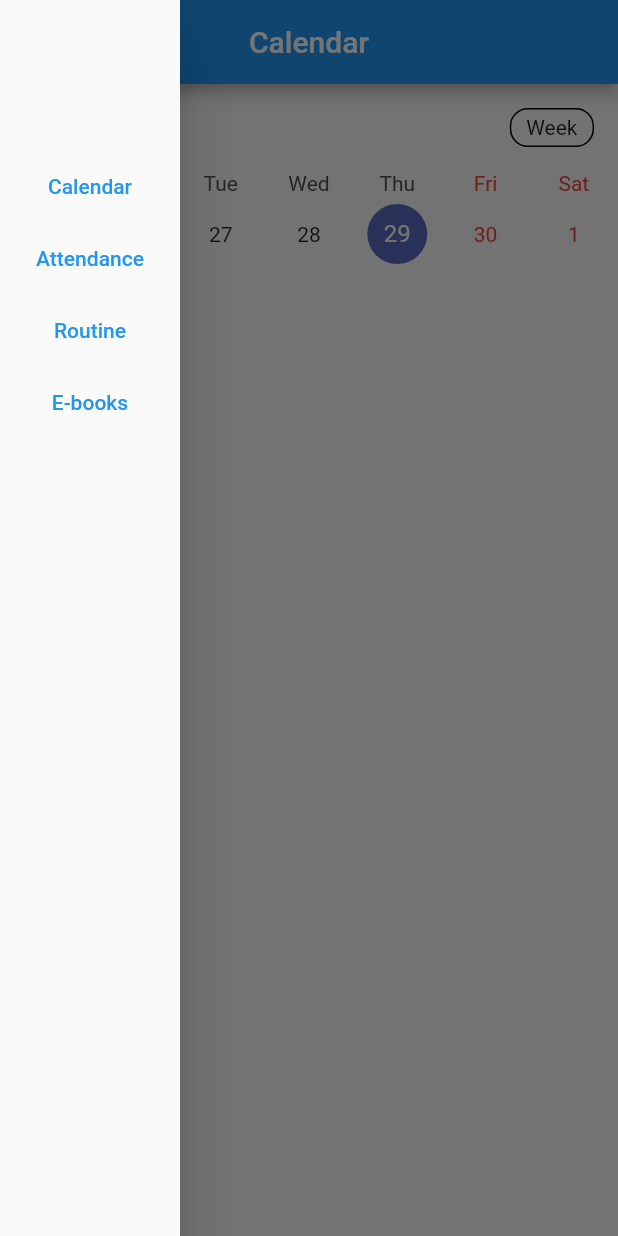
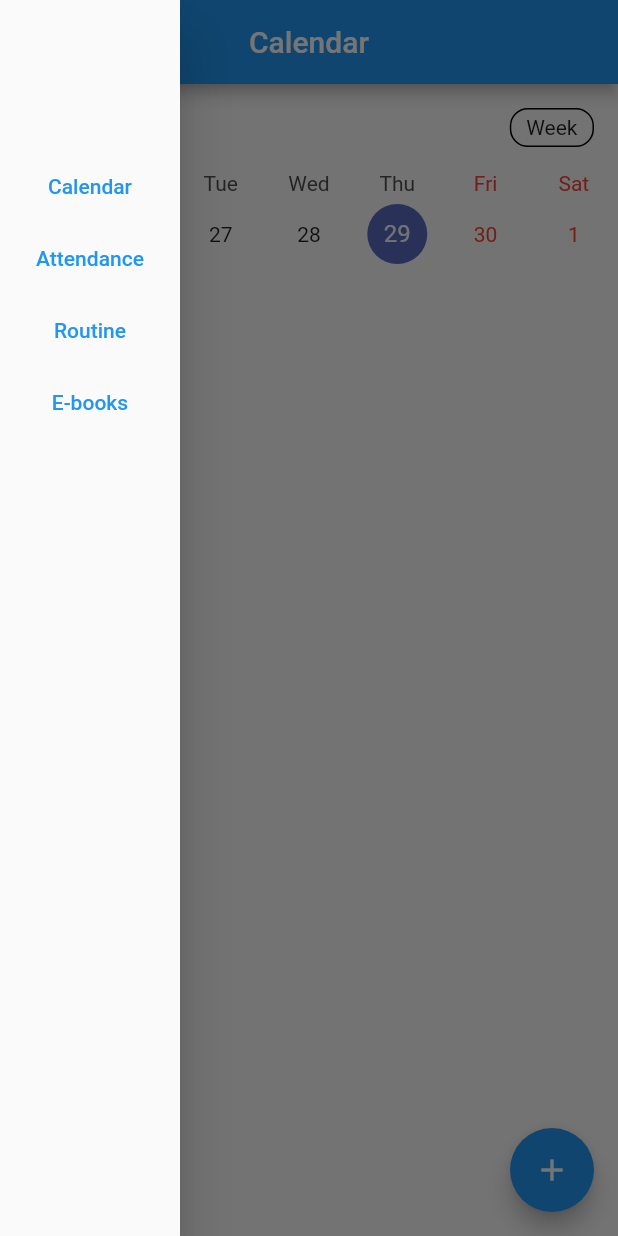
Before and after one commit to arafatfm/eee, a Flutter app: the screen it shows after launch, with the side drawer open, on a phone screen of 412 x 824 dp. Run offline on Flutter 3.47's test engine with Material 2 defaults, Android fonts, the light colour scheme and no system bars; drawn by our look-alikes of table_calendar; our stand-ins replace cloud_firestore, firebase_core; accounts and stored records are empty.

Commit message:
direct filtering not possible from snapshot so - add eventDB list to save fetched data from snapshot - add changeNotifier to refresh TableCalendar - add floatingActionButton - add ValueListenableBuilder to TableCalendar - add eventLoader with single marker - add StreamBuilder - add syncEvents() - Future.delayed() used for changeNotifier cause builder conflict - add _getEventsForDay() - dispose ValueNotifiers

```diff
--- a/lib/calendar_view.dart
+++ b/lib/calendar_view.dart
@@ -1,5 +1,8 @@
+import 'package:cloud_firestore/cloud_firestore.dart';
+import 'package:eee/event_view.dart';
 import 'package:eee/sidebar.dart';
 import 'package:flutter/material.dart';
+import 'package:intl/intl.dart';
 import 'package:table_calendar/table_calendar.dart';
 
 import 'data.dart';
@@ -12,33 +15,62 @@ class MyCalendar extends StatefulWidget {
 }
 
 class _MyCalendarState extends State<MyCalendar> {
-  final ValueNotifier<DateTime> _selectedDayNoti =
+  List eventDB = List.empty(growable: true);
+
+  final ValueNotifier<DateTime> _selectedDayNotifier =
       ValueNotifier(DateTime.now());
+
+  late final ValueNotifier changeNotifier;
+
+  @override
+  void initState() {
+    super.initState();
+    changeNotifier = ValueNotifier(eventDB.length);
+  }
+
   DateTime _focusedDay = DateTime.now();
   CalendarFormat _calendarFormat = CalendarFormat.week;
+  final stream =
+      FirebaseFirestore.instance.collection('events').snapshots().distinct();
 
 
   @override
   Widget build(BuildContext context) {
+
     return Scaffold(
       appBar: AppBar(
         centerTitle: true,
         title: const Text('Calendar'),
       ),
       drawer: const SideBar(),
+      floatingActionButton: FloatingActionButton(
+        child: const Icon(Icons.add),
+        onPressed: () => Navigator.of(context).push(
+          MaterialPageRoute(
+            builder: (context) => EventView(
+              date: _selectedDayNotifier.value,
+            ),
+          ),
+        ),
+      ),
       body: Column(
         children: [
-          StatefulBuilder(
-            builder: (context, setState) => TableCalendar(
+          ValueListenableBuilder(
+            valueListenable: changeNotifier,
+            builder: (context, value, child) {
+              return StatefulBuilder(
+                builder: (context, setState) {
+                  return TableCalendar(
                     focusedDay: _focusedDay,
                     firstDay: DateTime.utc(2020),
                     lastDay: DateTime.utc(2030),
                     selectedDayPredicate: (day) =>
-                  isSameDay(_selectedDayNoti.value, day),
+                        isSameDay(_selectedDayNotifier.value, day),
                     onDaySelected: (selectedDay, focusedDay) => setState(() {
-                _selectedDayNoti.value = selectedDay;
+                      _selectedDayNotifier.value = selectedDay;
                       _focusedDay = focusedDay;
                     }),
+                    eventLoader: _getEventsForDay,
                     calendarFormat: _calendarFormat,
                     availableCalendarFormats: const {
                       CalendarFormat.month: 'Month',
@@ -49,13 +81,13 @@ class _MyCalendarState extends State<MyCalendar> {
                     onPageChanged: (focusedDay) {
                       setState(() {
                         _focusedDay = focusedDay;
-                  _selectedDayNoti.value = focusedDay;
+                        _selectedDayNotifier.value = focusedDay;
                       },);
                     },
                     onHeaderTapped: (focusedDay) {
                       setState(() {
                         _focusedDay = DateTime.now();
-                  _selectedDayNoti.value = DateTime.now();
+                        _selectedDayNotifier.value = DateTime.now();
                       },);
                     },
                     headerStyle: const HeaderStyle(
@@ -74,6 +106,7 @@ class _MyCalendarState extends State<MyCalendar> {
                     ),
                     weekendDays: weekendDays,
                     calendarStyle: const CalendarStyle(
+                      markersMaxCount: 1,
                       weekendTextStyle: TextStyle(
                         color: Colors.red,
                       ),
@@ -113,10 +146,86 @@ class _MyCalendarState extends State<MyCalendar> {
                     //   //     ],
                     //   //   ),
                     // ),
+                  );
+                }
+              );
+            }
           ),
+          StreamBuilder(
+            stream: stream,
+            builder: (context, snapshot) {
+              if (snapshot.hasError) {
+                return const Text('Something went wrong');
+              }
+              if (snapshot.connectionState == ConnectionState.waiting) {
+                return const Center(
+                  heightFactor: 5,
+                  child: CircularProgressIndicator(),
+                );
+              }
+              syncEvents(snapshot);
+
+              return ValueListenableBuilder(
+                valueListenable: _selectedDayNotifier,
+                builder: (context, selectedDay, child) {
+
+                  var list = _getEventsForDay(selectedDay);
+
+                  return Flexible(
+                    child: Padding(
+                      padding: const EdgeInsets.all(8.0),
+                      child: Card(
+                        shape: RoundedRectangleBorder(
+                          borderRadius: BorderRadius.circular(16),
+                        ),
+                        child: ListView.builder(
+                          shrinkWrap: true,
+                          itemCount: list.length,
+                          itemBuilder: (context, index) {
+
+                            return ListTile(
+                              title: Text(list[index]['name']),
+                            );
+                          },
+                        ),
+                      ),
+                    ),
+                  );
+                },
+              );
+            },
           ),
         ],
       ),
     );
   }
+
+  void syncEvents(snapshot) {
+    var list = List.empty(growable: true);
+    var qDocSnapshots = snapshot.data!.docs;
+    for(var qDocSnapshot in qDocSnapshots) {
+      list.add(qDocSnapshot.data());
     }
+    eventDB = list;
+    Future.delayed(const Duration(), () {
+      changeNotifier.value = eventDB.length;
+    },);
+  }
+
+  List _getEventsForDay(DateTime day) {
+    List list = List.empty(growable: true);
+    for(var event in eventDB) {
+      if(event['date'] == DateFormat('yyyy-MM-d').format(day)) {
+        list.add(event);
+      }
+    }
+    return list;
+  }
+
+  @override
+  void dispose() {
+    _selectedDayNotifier.dispose();
+    changeNotifier.dispose();
+    super.dispose();
+  }
+}
```
Lines whose indentation alone changed are shown as unchanged.
